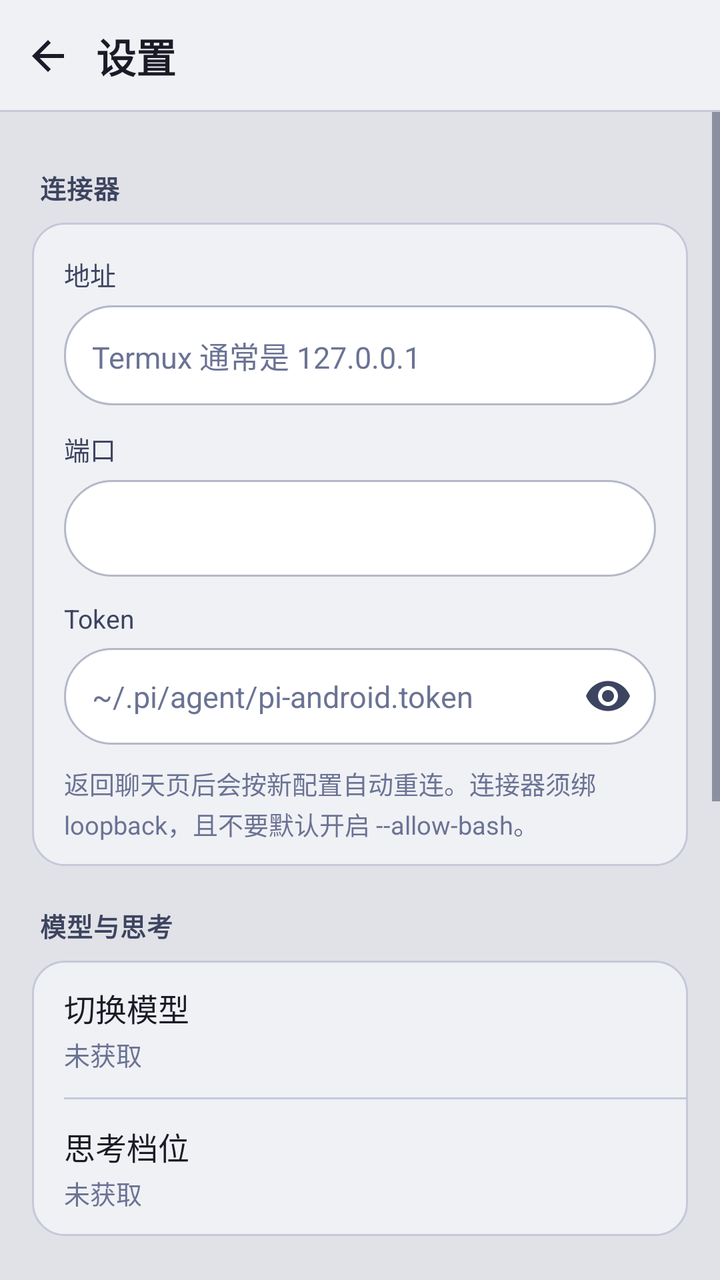
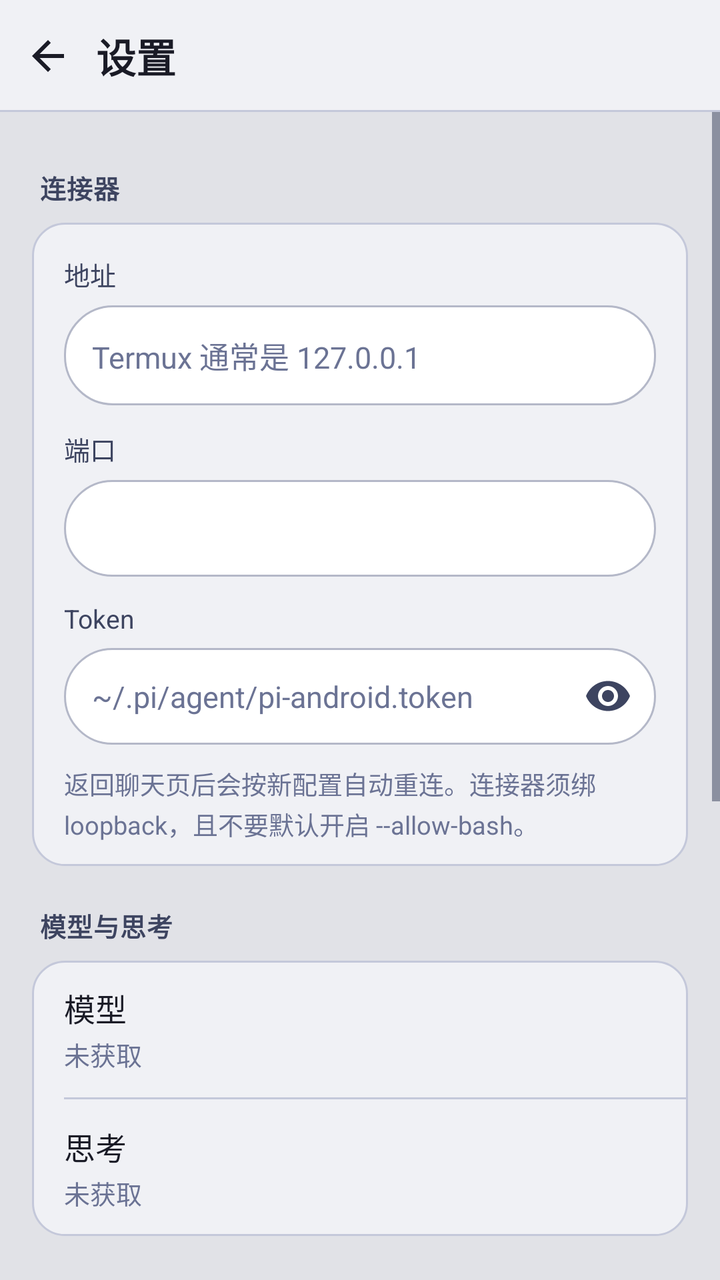

Two renders of the same Android screen: before a commit and after it. Below are the layout's source before the change and the commit's diff.
<!-- AndroidManifest.xml: activity theme AppTheme -->
<!-- res/layout/activity_settings.xml -->
<?xml version="1.0" encoding="utf-8"?>
<LinearLayout xmlns:android="http://schemas.android.com/apk/res/android"
    android:id="@+id/settings_root"
    android:layout_width="match_parent"
    android:layout_height="match_parent"
    android:background="@color/bg_base"
    android:orientation="vertical">

    <LinearLayout
        android:id="@+id/settings_top"
        android:layout_width="match_parent"
        android:layout_height="wrap_content"
        android:background="@drawable/bg_toolbar"
        android:orientation="horizontal"
        android:gravity="center_vertical"
        android:minHeight="56dp"
        android:paddingEnd="8dp">

        <ImageButton
            android:id="@+id/settings_back"
            android:layout_width="48dp"
            android:layout_height="48dp"
            android:background="?attr/selectableItemBackgroundBorderless"
            android:contentDescription="@string/settings_back"
            android:padding="12dp"
            android:scaleType="centerInside"
            android:src="@drawable/ic_arrow_back"
            android:tint="@color/text_primary" />

        <TextView
            android:layout_width="0dp"
            android:layout_height="wrap_content"
            android:layout_weight="1"
            android:text="@string/settings"
            android:textColor="@color/text_primary"
            android:textSize="20sp"
            android:textStyle="bold" />
    </LinearLayout>

    <ScrollView
        android:layout_width="match_parent"
        android:layout_height="match_parent"
        android:fillViewport="true"
        android:clipToPadding="false">

        <LinearLayout
            android:layout_width="match_parent"
            android:layout_height="wrap_content"
            android:orientation="vertical"
            android:paddingStart="16dp"
            android:paddingTop="8dp"
            android:paddingEnd="16dp"
            android:paddingBottom="32dp">

            
            <TextView
                style="@style/SettingsSectionHeader"
                android:layout_width="match_parent"
                android:layout_height="wrap_content"
                android:text="@string/settings_section_connector" />

            <LinearLayout
                android:layout_width="match_parent"
                android:layout_height="wrap_content"
                android:background="@drawable/bg_settings_card"
                android:orientation="vertical"
                android:paddingStart="16dp"
                android:paddingTop="4dp"
                android:paddingEnd="16dp"
                android:paddingBottom="12dp">

                <TextView
                    style="@style/SettingsLabel"
                    android:layout_width="match_parent"
                    android:layout_height="wrap_content"
                    android:text="@string/settings_host_label" />

                <EditText
                    android:id="@+id/host"
                    style="@style/SettingsField"
                    android:layout_width="match_parent"
                    android:layout_height="wrap_content"
                    android:hint="@string/settings_host_hint"
                    android:importantForAutofill="no"
                    android:inputType="textUri" />

                <TextView
                    style="@style/SettingsLabel"
                    android:layout_width="match_parent"
                    android:layout_height="wrap_content"
                    android:text="@string/settings_port_label" />

                <EditText
                    android:id="@+id/port"
                    style="@style/SettingsField"
                    android:layout_width="match_parent"
                    android:layout_height="wrap_content"
                    android:importantForAutofill="no"
                    android:inputType="number" />

                <TextView
                    style="@style/SettingsLabel"
                    android:layout_width="match_parent"
                    android:layout_height="wrap_content"
                    android:text="@string/settings_token_label" />

                <FrameLayout
                    android:layout_width="match_parent"
                    android:layout_height="wrap_content">

                    <EditText
                        android:id="@+id/token"
                        style="@style/SettingsField"
                        android:layout_width="match_parent"
                        android:layout_height="wrap_content"
                        android:hint="@string/settings_token_hint"
                        android:importantForAutofill="no"
                        android:inputType="textPassword"
                        android:paddingEnd="52dp" />

                    <ImageButton
                        android:id="@+id/token_toggle"
                        android:layout_width="48dp"
                        android:layout_height="48dp"
                        android:layout_gravity="end|center_vertical"
                        android:background="?android:attr/selectableItemBackgroundBorderless"
                        android:contentDescription="@string/settings_token_show"
                        android:padding="12dp"
                        android:scaleType="centerInside"
                        android:src="@drawable/ic_visibility"
                        android:tint="@color/text_secondary" />
                </FrameLayout>

                <TextView
                    android:layout_width="match_parent"
                    android:layout_height="wrap_content"
                    android:layout_marginTop="10dp"
                    android:lineSpacingExtra="2dp"
                    android:text="@string/settings_help"
                    android:textColor="@color/text_muted"
                    android:textSize="12.5sp" />
            </LinearLayout>

            
            <TextView
                style="@style/SettingsSectionHeader"
                android:layout_width="match_parent"
                android:layout_height="wrap_content"
                android:text="@string/settings_section_model" />

            <LinearLayout
                android:layout_width="match_parent"
                android:layout_height="wrap_content"
                android:background="@drawable/bg_settings_card"
                android:orientation="vertical">

                <LinearLayout
                    android:id="@+id/pref_model"
                    style="@style/SettingsPrefRow"
                    android:layout_width="match_parent"
                    android:layout_height="wrap_content">

                    <LinearLayout
                        android:layout_width="0dp"
                        android:layout_height="wrap_content"
                        android:layout_weight="1"
                        android:orientation="vertical">

                        <TextView
                            android:layout_width="match_parent"
                            android:layout_height="wrap_content"
                            android:text="@string/action_model"
                            android:textColor="@color/text_primary"
                            android:textSize="15.5sp" />

                        <TextView
                            android:id="@+id/pref_model_value"
                            android:layout_width="match_parent"
                            android:layout_height="wrap_content"
                            android:layout_marginTop="2dp"
                            android:text="@string/settings_value_unknown"
                            android:textColor="@color/text_muted"
                            android:textSize="13sp" />
                    </LinearLayout>
                </LinearLayout>

                <View
                    android:layout_width="match_parent"
                    android:layout_height="1dp"
                    android:layout_marginStart="16dp"
                    android:background="@color/divider" />

                <LinearLayout
                    android:id="@+id/pref_thinking"
                    style="@style/SettingsPrefRow"
                    android:layout_width="match_parent"
                    android:layout_height="wrap_content">

                    <LinearLayout
                        android:layout_width="0dp"
                        android:layout_height="wrap_content"
                        android:layout_weight="1"
                        android:orientation="vertical">

                        <TextView
                            android:layout_width="match_parent"
                            android:layout_height="wrap_content"
                            android:text="@string/action_thinking"
                            android:textColor="@color/text_primary"
                            android:textSize="15.5sp" />

                        <TextView
                            android:id="@+id/pref_thinking_value"
                            android:layout_width="match_parent"
                            android:layout_height="wrap_content"
                            android:layout_marginTop="2dp"
                            android:text="@string/settings_value_unknown"
                            android:textColor="@color/text_muted"
                            android:textSize="13sp" />
                    </LinearLayout>
                </LinearLayout>
            </LinearLayout>

            
            <TextView
                style="@style/SettingsSectionHeader"
                android:layout_width="match_parent"
                android:layout_height="wrap_content"
                android:text="@string/settings_section_appearance" />

            <LinearLayout
                android:layout_width="match_parent"
                android:layout_height="wrap_content"
                android:background="@drawable/bg_settings_card"
                android:orientation="vertical">

                <LinearLayout
                    android:id="@+id/pref_theme"
                    style="@style/SettingsPrefRow"
                    android:layout_width="match_parent"
                    android:layout_height="wrap_content">

                    <LinearLayout
                        android:layout_width="0dp"
                        android:layout_height="wrap_content"
                        android:layout_weight="1"
                        android:orientation="vertical">

                        <TextView
                            android:layout_width="match_parent"
                            android:layout_height="wrap_content"
                            android:text="@string/settings_theme"
                            android:textColor="@color/text_primary"
                            android:textSize="15.5sp" />

                        <TextView
                            android:id="@+id/pref_theme_value"
                            android:layout_width="match_parent"
                            android:layout_height="wrap_content"
                            android:layout_marginTop="2dp"
                            android:text="@string/settings_theme_system"
                            android:textColor="@color/text_muted"
                            android:textSize="13sp" />
                    </LinearLayout>
                </LinearLayout>

                <View
                    android:layout_width="match_parent"
                    android:layout_height="1dp"
                    android:layout_marginStart="16dp"
                    android:background="@color/divider" />

                <LinearLayout
                    android:id="@+id/pref_term_font"
                    style="@style/SettingsPrefRow"
                    android:layout_width="match_parent"
                    android:layout_height="wrap_content">

                    <LinearLayout
                        android:layout_width="0dp"
                        android:layout_height="wrap_content"
                        android:layout_weight="1"
                        android:orientation="vertical">

                        <TextView
                            android:layout_width="match_parent"
                            android:layout_height="wrap_content"
                            android:text="@string/settings_term_font"
                            android:textColor="@color/text_primary"
                            android:textSize="15.5sp" />

                        <TextView
                            android:id="@+id/pref_term_font_value"
                            android:layout_width="match_parent"
                            android:layout_height="wrap_content"
                            android:layout_marginTop="2dp"
                            android:text="@string/settings_term_font_nerd"
                            android:textColor="@color/text_muted"
                            android:textSize="13sp" />
                    </LinearLayout>
                </LinearLayout>

                <LinearLayout
                    android:id="@+id/pref_term_size"
                    style="@style/SettingsPrefRow"
                    android:layout_width="match_parent"
                    android:layout_height="wrap_content">

                    <LinearLayout
                        android:layout_width="0dp"
                        android:layout_height="wrap_content"
                        android:layout_weight="1"
                        android:orientation="vertical">

                        <TextView
                            android:layout_width="match_parent"
                            android:layout_height="wrap_content"
                            android:text="@string/settings_term_size"
                            android:textColor="@color/text_primary"
                            android:textSize="15.5sp" />

                        <TextView
                            android:id="@+id/pref_term_size_value"
                            android:layout_width="match_parent"
                            android:layout_height="wrap_content"
                            android:layout_marginTop="2dp"
                            android:textColor="@color/text_muted"
                            android:textSize="13sp" />
                    </LinearLayout>
                </LinearLayout>
            </LinearLayout>

            
            <TextView
                style="@style/SettingsSectionHeader"
                android:layout_width="match_parent"
                android:layout_height="wrap_content"
                android:text="@string/settings_section_about" />

            <LinearLayout
                android:layout_width="match_parent"
                android:layout_height="wrap_content"
                android:background="@drawable/bg_settings_card"
                android:orientation="vertical"
                android:paddingStart="16dp"
                android:paddingTop="14dp"
                android:paddingEnd="16dp"
                android:paddingBottom="14dp">

                <TextView
                    android:layout_width="match_parent"
                    android:layout_height="wrap_content"
                    android:text="@string/app_name"
                    android:textColor="@color/text_primary"
                    android:textSize="15.5sp"
                    android:textStyle="bold" />

                <TextView
                    android:id="@+id/about_version"
                    android:layout_width="match_parent"
                    android:layout_height="wrap_content"
                    android:layout_marginTop="4dp"
                    android:textColor="@color/text_muted"
                    android:textSize="13sp" />

                <TextView
                    android:layout_width="match_parent"
                    android:layout_height="wrap_content"
                    android:layout_marginTop="10dp"
                    android:lineSpacingMultiplier="1.25"
                    android:text="@string/unofficial_notice"
                    android:textColor="@color/text_secondary"
                    android:textSize="12.5sp" />
            </LinearLayout>
        </LinearLayout>
    </ScrollView>
</LinearLayout>
<!-- resources referenced by this layout -->
<resources>
  <color name="bg_base">#E1E2E7</color>
  <color name="divider">#C4C8DA</color>
  <color name="text_muted">#6B7394</color>
  <color name="text_primary">#1A1B26</color>
  <color name="text_secondary">#3D4460</color>
  <!-- drawable bg_settings_card (drawable) -->
  <?xml version="1.0" encoding="utf-8"?>
  <shape xmlns:android="http://schemas.android.com/apk/res/android"
      android:shape="rectangle">
      <solid android:color="@color/bg_elevated" />
      <corners android:radius="16dp" />
      <stroke
          android:width="1dp"
          android:color="@color/divider" />
  </shape>
  <!-- drawable ic_arrow_back (drawable) -->
  <?xml version="1.0" encoding="utf-8"?>
  <vector xmlns:android="http://schemas.android.com/apk/res/android"
      android:width="24dp"
      android:height="24dp"
      android:viewportWidth="24"
      android:viewportHeight="24">
      <path
          android:fillColor="#FF000000"
          android:pathData="M20,11H7.83l5.59,-5.59L12,4l-8,8 8,8 1.41,-1.41L7.83,13H20v-2z" />
  </vector>
  <string name="action_model">切换模型</string>
  <string name="action_thinking">思考档位</string>
  <string name="app_name">Pi</string>
  <string name="settings">设置</string>
  <string name="settings_back">返回</string>
  <string name="settings_help">返回聊天页后会按新配置自动重连。连接器须绑 loopback，且不要默认开启 --allow-bash。</string>
  <string name="settings_host_hint">Termux 通常是 127.0.0.1</string>
  <string name="settings_host_label">地址</string>
  <string name="settings_port_label">端口</string>
  <string name="settings_section_about">关于</string>
  <string name="settings_section_appearance">外观</string>
  <string name="settings_section_connector">连接器</string>
  <string name="settings_section_model">模型与思考</string>
  <string name="settings_term_font">终端 / 代码字体</string>
  <string name="settings_term_font_nerd">MesloLGLDZ Nerd Font</string>
  <string name="settings_term_size">代码字号</string>
  <string name="settings_theme">主题</string>
  <string name="settings_theme_system">跟随系统</string>
  <string name="settings_token_hint">~/.pi/agent/pi-android.token</string>
  <string name="settings_token_label">Token</string>
  <string name="settings_token_show">显示 Token</string>
  <string name="settings_value_unknown">未获取</string>
  <string name="unofficial_notice">Unofficial Pi client · Not affiliated with Earendil Inc.</string>
  <style name="SettingsField">
          <item name="android:textColor">@color/text_primary</item>
          <item name="android:textColorHint">@color/text_muted</item>
          <item name="android:textSize">15sp</item>
          <item name="android:background">@drawable/bg_composer</item>
          <item name="android:padding">14dp</item>
          <item name="android:minHeight">48dp</item>
      </style>
  <style name="SettingsLabel">
          <item name="android:textColor">@color/text_secondary</item>
          <item name="android:textSize">13sp</item>
          <item name="android:paddingTop">12dp</item>
          <item name="android:paddingBottom">6dp</item>
      </style>
  <color name="bg_elevated">#F0F1F5</color>
  <!-- drawable bg_composer (drawable) -->
  <?xml version="1.0" encoding="utf-8"?>
  <shape xmlns:android="http://schemas.android.com/apk/res/android"
      android:shape="rectangle">
      <solid android:color="@color/bg_composer" />
      <corners android:radius="24dp" />
      <stroke
          android:width="1dp"
          android:color="@color/bg_composer_stroke" />
  </shape>
  <color name="md_theme_primary">#2E7DE9</color>
  <color name="md_theme_onPrimary">#FFFFFF</color>
  <color name="md_theme_secondary">#5A4A8A</color>
  <color name="md_theme_tertiary">#B15C00</color>
  <color name="bg_composer">#FFFFFF</color>
  <color name="bg_composer_stroke">#B4B8C8</color>
  <!-- unchanged entries left out for length: 5 -->
</resources>

<!-- the commit's change to res/layout/activity_settings.xml (unified diff, before → after) -->
@@ -154,22 +154,26 @@
                 android:background="@drawable/bg_settings_card"
                 android:orientation="vertical">
 
+                
                 <LinearLayout
                     android:id="@+id/pref_model"
                     style="@style/SettingsPrefRow"
                     android:layout_width="match_parent"
-                    android:layout_height="wrap_content">
-
-                    <LinearLayout
-                        android:layout_width="0dp"
-                        android:layout_height="wrap_content"
-                        android:layout_weight="1"
-                        android:orientation="vertical">
-
-                        <TextView
-                            android:layout_width="match_parent"
-                            android:layout_height="wrap_content"
-                            android:text="@string/action_model"
+                    android:layout_height="wrap_content"
+                    android:background="@null"
+                    android:clickable="false"
+                    android:focusable="false">
+
+                    <LinearLayout
+                        android:layout_width="0dp"
+                        android:layout_height="wrap_content"
+                        android:layout_weight="1"
+                        android:orientation="vertical">
+
+                        <TextView
+                            android:layout_width="match_parent"
+                            android:layout_height="wrap_content"
+                            android:text="@string/settings_model_label"
                             android:textColor="@color/text_primary"
                             android:textSize="15.5sp" />
 
@@ -194,18 +198,21 @@
                     android:id="@+id/pref_thinking"
                     style="@style/SettingsPrefRow"
                     android:layout_width="match_parent"
-                    android:layout_height="wrap_content">
-
-                    <LinearLayout
-                        android:layout_width="0dp"
-                        android:layout_height="wrap_content"
-                        android:layout_weight="1"
-                        android:orientation="vertical">
-
-                        <TextView
-                            android:layout_width="match_parent"
-                            android:layout_height="wrap_content"
-                            android:text="@string/action_thinking"
+                    android:layout_height="wrap_content"
+                    android:background="@null"
+                    android:clickable="false"
+                    android:focusable="false">
+
+                    <LinearLayout
+                        android:layout_width="0dp"
+                        android:layout_height="wrap_content"
+                        android:layout_weight="1"
+                        android:orientation="vertical">
+
+                        <TextView
+                            android:layout_width="match_parent"
+                            android:layout_height="wrap_content"
+                            android:text="@string/settings_thinking_label"
                             android:textColor="@color/text_primary"
                             android:textSize="15.5sp" />
 
<!-- resource entries referenced after the edit -->
@@ -26,14 +26,13 @@
           android:fillColor="#FF000000"
           android:pathData="M20,11H7.83l5.59,-5.59L12,4l-8,8 8,8 1.41,-1.41L7.83,13H20v-2z" />
   </vector>
-  <string name="action_model">切换模型</string>
-  <string name="action_thinking">思考档位</string>
   <string name="app_name">Pi</string>
   <string name="settings">设置</string>
   <string name="settings_back">返回</string>
   <string name="settings_help">返回聊天页后会按新配置自动重连。连接器须绑 loopback，且不要默认开启 --allow-bash。</string>
   <string name="settings_host_hint">Termux 通常是 127.0.0.1</string>
   <string name="settings_host_label">地址</string>
+  <string name="settings_model_label">模型</string>
   <string name="settings_port_label">端口</string>
   <string name="settings_section_about">关于</string>
   <string name="settings_section_appearance">外观</string>
@@ -44,6 +43,7 @@
   <string name="settings_term_size">代码字号</string>
   <string name="settings_theme">主题</string>
   <string name="settings_theme_system">跟随系统</string>
+  <string name="settings_thinking_label">思考</string>
   <string name="settings_token_hint">~/.pi/agent/pi-android.token</string>
   <string name="settings_token_label">Token</string>
   <string name="settings_token_show">显示 Token</string>
